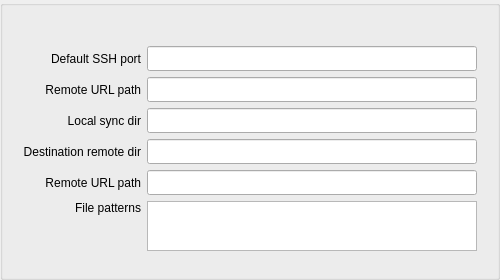
Qt form Synshot/Synshot.ui (VerKnowSys/Syndir) before a commit.
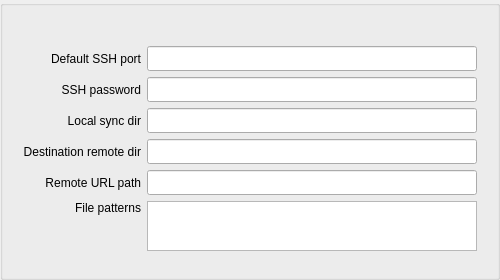
The same form after that commit.

Commit message: It's "ssh password" field not "Remote url"

```diff
--- a/Synshot/Synshot.ui
+++ b/Synshot/Synshot.ui
@@ -262,7 +262,7 @@
        <enum>Qt::LeftToRight</enum>
       </property>
       <property name="text">
-       <string>Remote URL path</string>
+       <string>SSH password</string>
       </property>
       <property name="scaledContents">
        <bool>false</bool>
```
